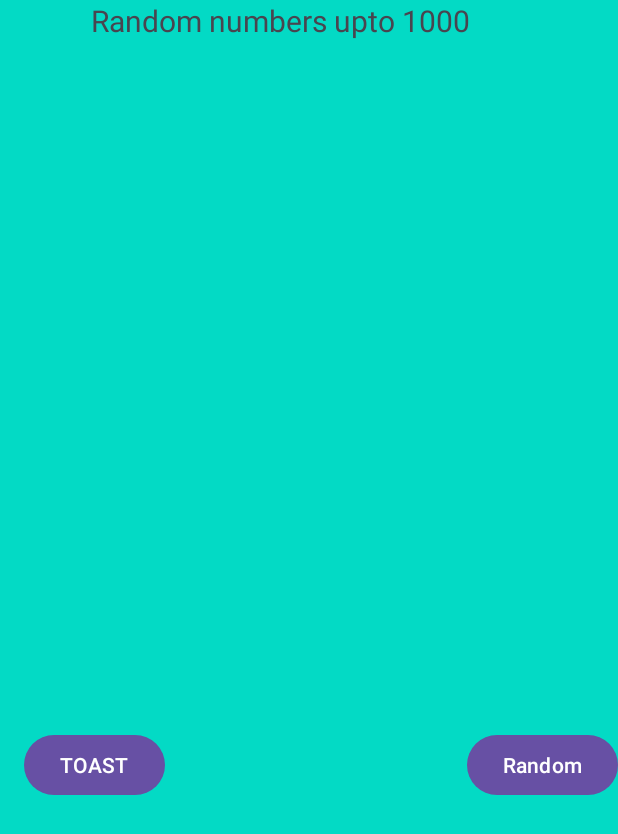
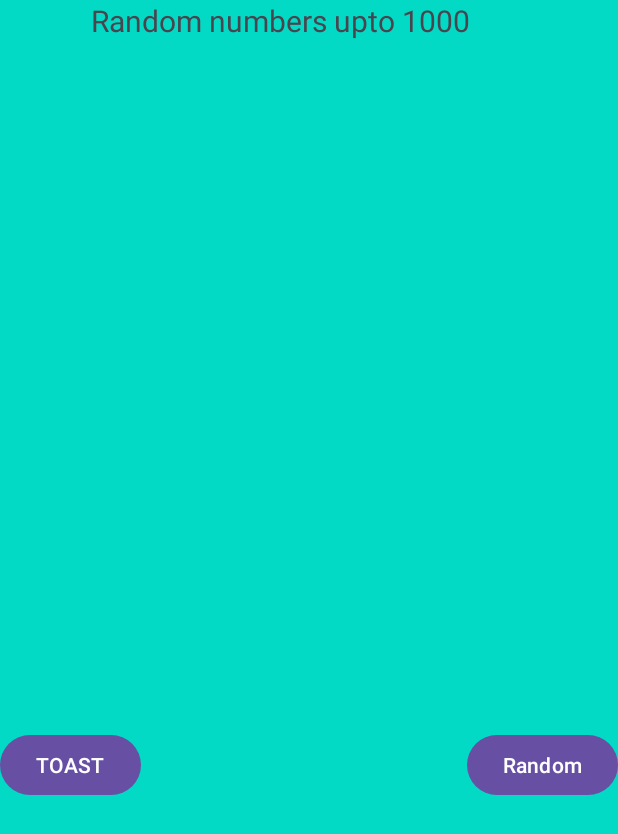
Before and after one commit to teju001/CS639, an Android app: the screen it shows after launch (MainActivity), on a phone screen of 412 x 824 dp. Shown: the top 834 px of the screen. Run offline under Robolectric (Android 15) with nearby library versions, the phone set to English and light mode, and no system bars; Roboto replaces fonts that are not available here.

Commit message:
finished project

```diff
--- a/app/src/main/res/layout/activity_main.xml
+++ b/app/src/main/res/layout/activity_main.xml
@@ -40,7 +40,7 @@
         android:text="TOAST"
         app:layout_constraintBottom_toBottomOf="parent"
         app:layout_constraintEnd_toEndOf="parent"
-        app:layout_constraintHorizontal_bias="0.05"
+        app:layout_constraintHorizontal_bias="0.0"
         app:layout_constraintStart_toStartOf="parent"
         app:layout_constraintTop_toTopOf="parent"
         app:layout_constraintVertical_bias="0.626" />
```
